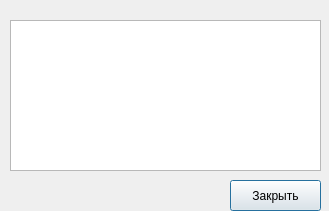
BagaJimbildan/LAS_SibSIU, file design_ui/Error.ui: the form before one commit.
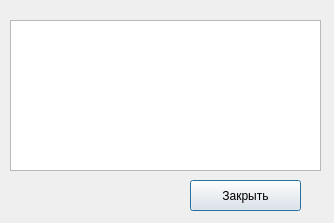
The form after the commit.

Diff of the .ui file:
```diff
--- a/design_ui/Error.ui
+++ b/design_ui/Error.ui
@@ -6,8 +6,8 @@
    <rect>
     <x>0</x>
     <y>0</y>
-    <width>329</width>
-    <height>211</height>
+    <width>334</width>
+    <height>223</height>
    </rect>
   </property>
   <property name="windowTitle">
@@ -29,9 +29,9 @@
   <widget class="QPushButton" name="btn_close">
    <property name="geometry">
     <rect>
-     <x>230</x>
+     <x>190</x>
      <y>180</y>
-     <width>91</width>
+     <width>111</width>
      <height>31</height>
     </rect>
    </property>
```
